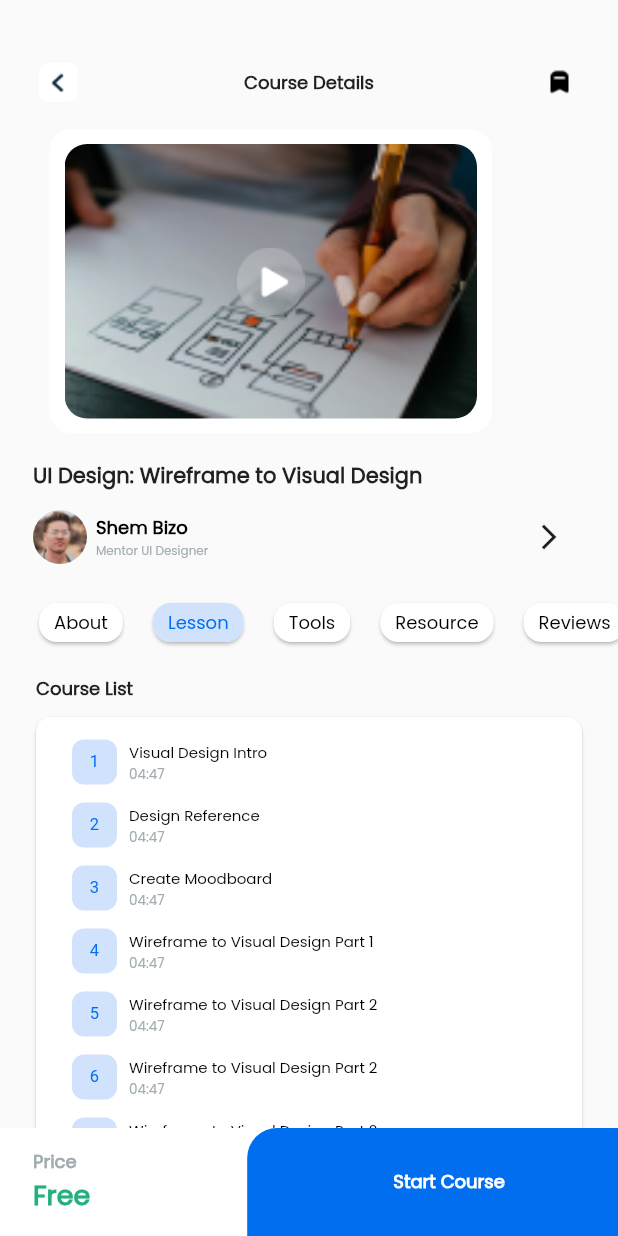
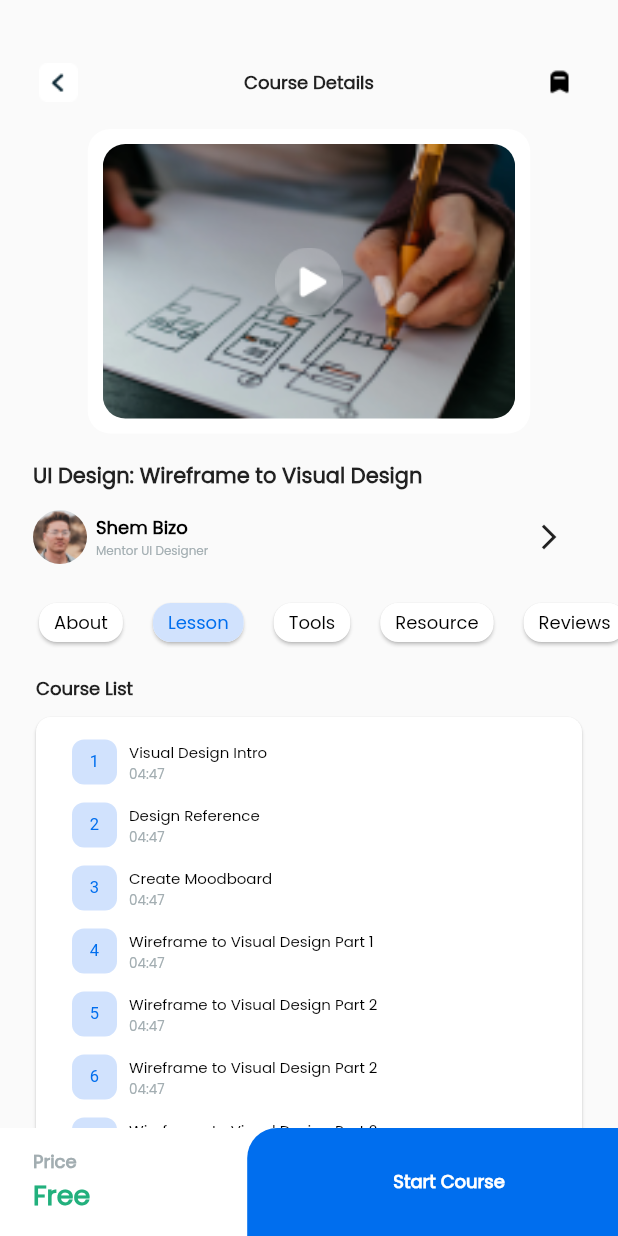
Before and after one commit to derikdwiheavyanto/Mobile_UI, a Flutter app: the screen it shows after launch, after a tap on "show all", on a phone screen of 412 x 824 dp. Run offline on Flutter 3.47's test engine with Material 2 defaults, Android fonts, the phone set to English and light mode, and no system bars; our stand-ins replace like_button.

Commit message:
update commit

```diff
--- a/lib/screen/material/video.dart
+++ b/lib/screen/material/video.dart
@@ -7,7 +7,8 @@ class Video extends StatelessWidget {
 
   @override
   Widget build(BuildContext context) {
-    return Container(
+    return Center(
+      child: Container(
         padding: EdgeInsets.all(10),
         margin: EdgeInsets.fromLTRB(33, 86, 33, 0),
         width: 295,
@@ -34,6 +35,7 @@ class Video extends StatelessWidget {
             )
           ],
         ),
+      ),
     );
   }
 }
```
Lines whose indentation alone changed are shown as unchanged.
